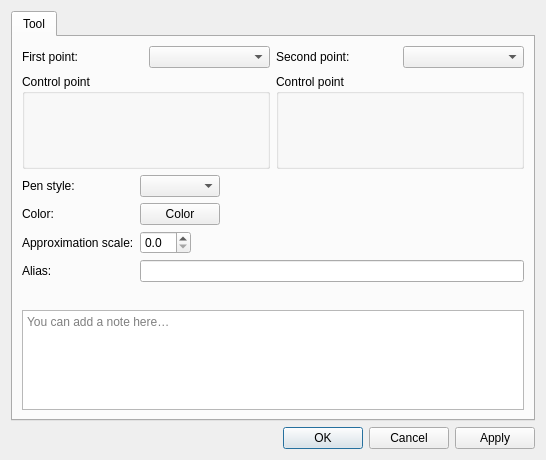
Above: src/libs/vtools/dialogs/tools/dialogspline.ui from equinox-patterns/Ostara before the change. Below: the same form after it.
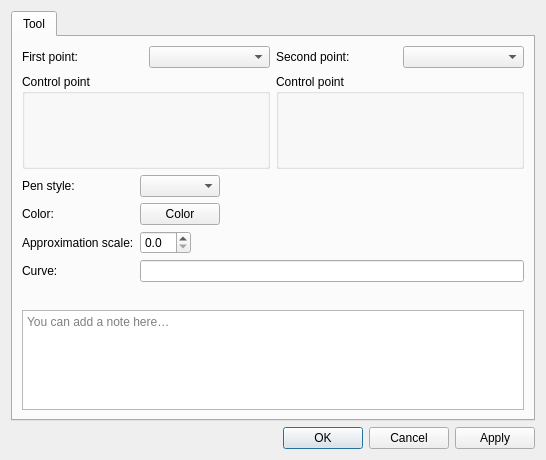
That is the form after the change. Icons and pictures are not drawn. Custom widgets are drawn as their Qt base class.

Commit message: Curve and arc naming: Curve_/Arc_/ElArc_ display, drop point-derived names

```diff
--- a/src/libs/vtools/dialogs/tools/dialogspline.ui
+++ b/src/libs/vtools/dialogs/tools/dialogspline.ui
@@ -203,7 +203,7 @@
          <item row="3" column="0">
           <widget class="QLabel" name="labelAlias">
            <property name="text">
-            <string>Alias:</string>
+            <string>Curve:</string>
            </property>
           </widget>
          </item>
```
The commit also changes 10 other files.
